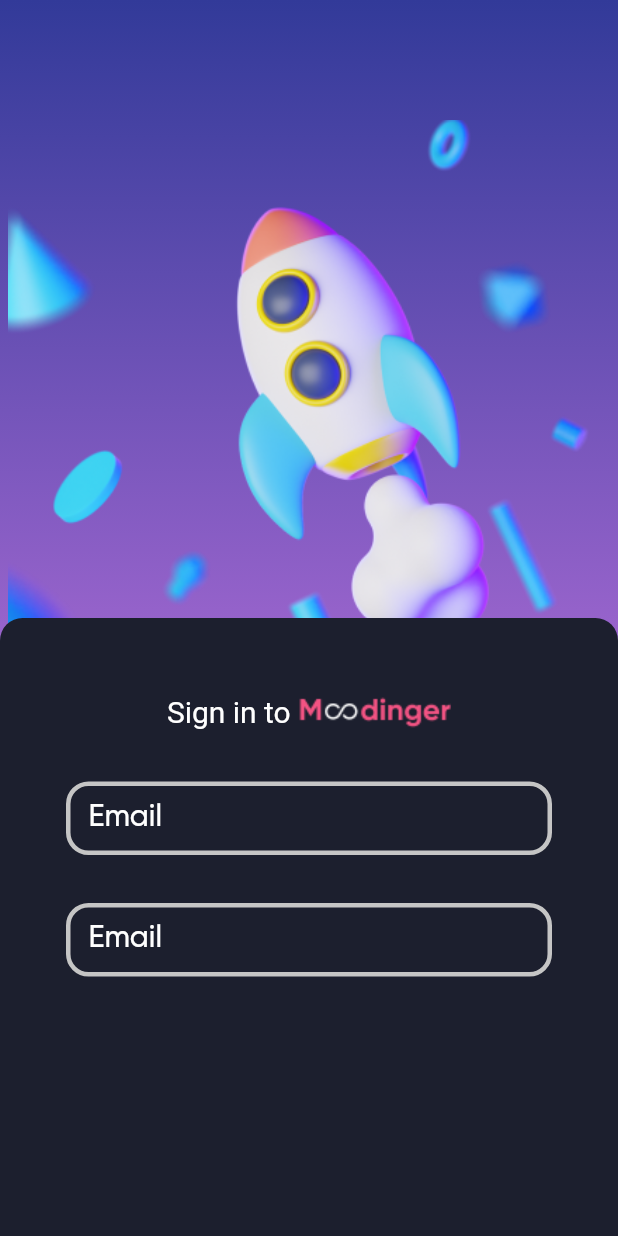
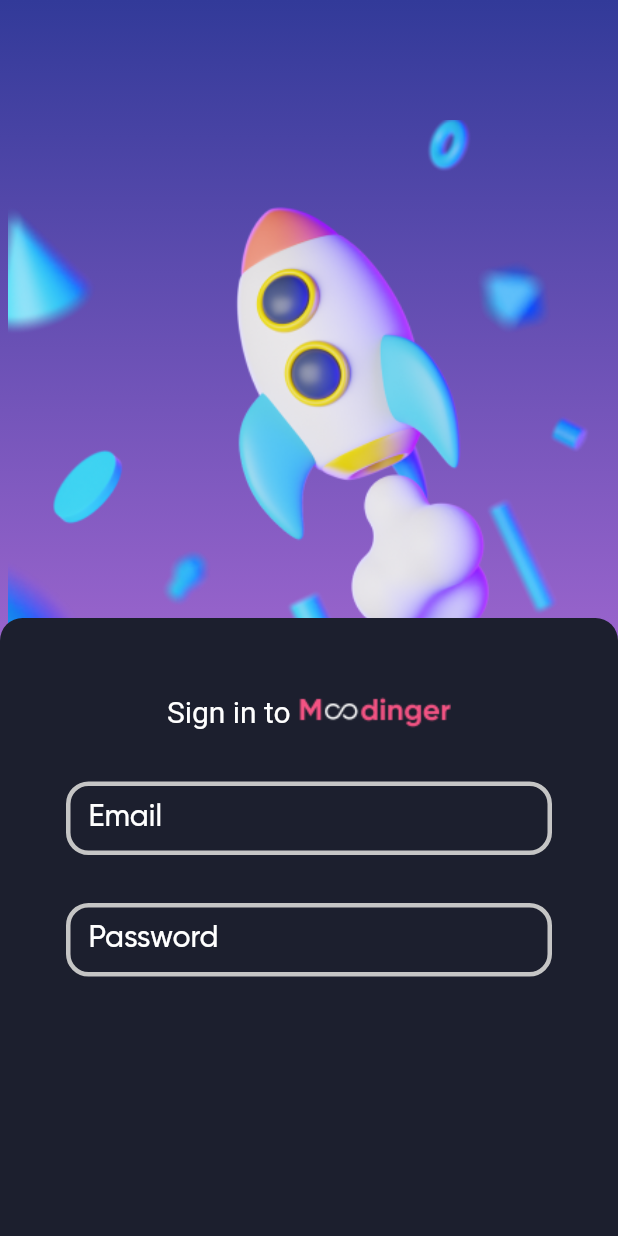
Before and after one commit to amirahmadadibi/instagram_clone, a Flutter app: the screen it shows after launch, on a phone screen of 412 x 824 dp. Run offline on Flutter 3.47's test engine with Material 2 defaults, Android fonts, the phone set to English and light mode, and no system bars.

Commit message:
week11 E18 solve chalnge change text colo

```diff
--- a/lib/screens/login_screen.dart
+++ b/lib/screens/login_screen.dart
@@ -1,7 +1,27 @@
 import 'package:flutter/material.dart';
 
-class LoginScreen extends StatelessWidget {
+class LoginScreen extends StatefulWidget {
   const LoginScreen({Key? key}) : super(key: key);
+
+  @override
+  State<LoginScreen> createState() => _LoginScreenState();
+}
+
+class _LoginScreenState extends State<LoginScreen> {
+  FocusNode negahban1 = FocusNode();
+  FocusNode negahban2 = FocusNode();
+
+  @override
+  void initState() {
+    // TODO: implement initState
+    super.initState();
+    negahban1.addListener(() {
+      setState(() {});
+    });
+    negahban2.addListener(() {
+      setState(() {});
+    });
+  }
 
   @override
   Widget build(BuildContext context) {
@@ -60,12 +80,18 @@ class LoginScreen extends StatelessWidget {
                 Padding(
                   padding: EdgeInsets.symmetric(horizontal: 44),
                   child: TextField(
+                    focusNode: negahban1,
                     decoration: InputDecoration(
                       contentPadding:
                           EdgeInsets.symmetric(horizontal: 15, vertical: 15),
                       labelText: 'Email',
                       labelStyle: TextStyle(
-                          fontFamily: 'GM', fontSize: 20, color: Colors.white),
+                        fontFamily: 'GM',
+                        fontSize: 20,
+                        color: negahban1.hasFocus
+                            ? Color(0xffF35383)
+                            : Colors.white,
+                      ),
                       enabledBorder: OutlineInputBorder(
                         borderRadius: BorderRadius.all(Radius.circular(15)),
                         borderSide:
@@ -87,12 +113,18 @@ class LoginScreen extends StatelessWidget {
                 Padding(
                   padding: EdgeInsets.symmetric(horizontal: 44),
                   child: TextField(
+                    focusNode: negahban2,
                     decoration: InputDecoration(
                       contentPadding:
                           EdgeInsets.symmetric(horizontal: 15, vertical: 15),
-                      labelText: 'Email',
+                      labelText: 'Password',
                       labelStyle: TextStyle(
-                          fontFamily: 'GM', fontSize: 20, color: Colors.white),
+                        fontFamily: 'GM',
+                        fontSize: 20,
+                        color: negahban2.hasFocus
+                            ? Color(0xffF35383)
+                            : Colors.white,
+                      ),
                       enabledBorder: OutlineInputBorder(
                         borderRadius: BorderRadius.all(Radius.circular(15)),
                         borderSide:
```
